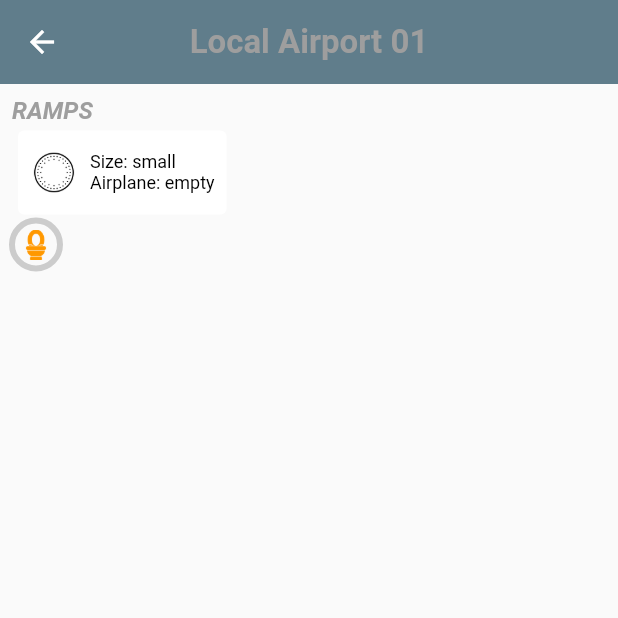
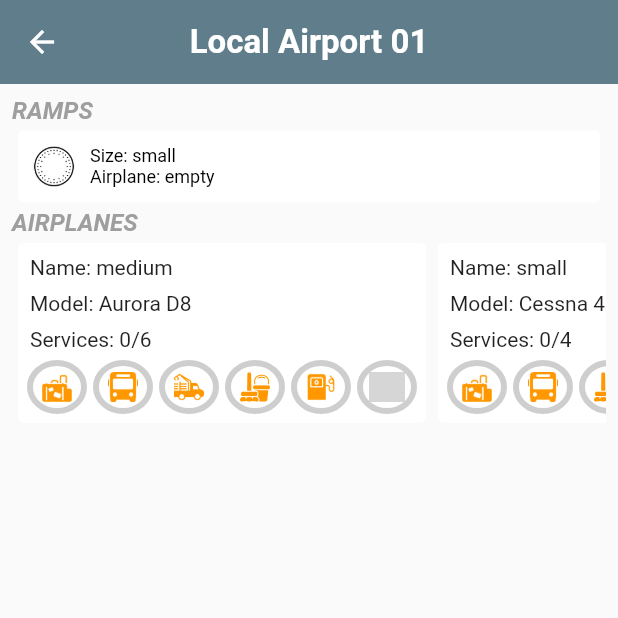
Before and after one commit to hamed-deriv/flutter_manager_oop, a Flutter app: the screen it shows after launch, after a tap on "Local Airport 01", on a phone screen of 412 x 824 dp, the top half of it. Run offline on Flutter 3.47's test engine with Material 2 defaults, Android fonts, the phone set to English and light mode, and no system bars; our stand-ins replace google_fonts; Roboto replaces fonts that are missing (Ubuntu); grey boxes are pictures that could not be loaded.

Commit message:
add airplane widgets

```diff
--- /dev/null
+++ b/lib/airport_objects/implementations/airplanes/medium/aurora_d_8.dart
@@ -0,0 +1,5 @@
+import 'package:flutter_manager_oop/airport_objects/interfaces/airplanes/medium_airplane.dart';
+
+class AuroraD8 extends MediumAirplane {
+  AuroraD8() : super('Aurora D8');
+}
--- /dev/null
+++ b/lib/airport_objects/implementations/airplanes/small/cessna_425.dart
@@ -0,0 +1,5 @@
+import 'package:flutter_manager_oop/airport_objects/interfaces/airplanes/small_airplane.dart';
+
+class Cessna425 extends SmallAirplane {
+  Cessna425() : super('Cessna 425');
+}
--- /dev/null
+++ b/lib/airport_objects/implementations/airplanes/small/cessna_430.dart
@@ -0,0 +1,5 @@
+import 'package:flutter_manager_oop/airport_objects/interfaces/airplanes/small_airplane.dart';
+
+class Cessna430 extends SmallAirplane {
+  Cessna430() : super('Cessna 430');
+}
--- /dev/null
+++ b/lib/airport_objects/implementations/airplanes/small/harbin_y_12.dart
@@ -0,0 +1,5 @@
+import 'package:flutter_manager_oop/airport_objects/interfaces/airplanes/small_airplane.dart';
+
+class HarbinY12 extends SmallAirplane {
+  HarbinY12() : super('Harbin Y-12');
+}
--- /dev/null
+++ b/lib/airport_objects/interfaces/airplanes/medium_airplane.dart
@@ -0,0 +1,25 @@
+import 'package:flutter_manager_oop/airport_objects/implementations/services/baggage_service.dart';
+import 'package:flutter_manager_oop/airport_objects/implementations/services/bus_service.dart';
+import 'package:flutter_manager_oop/airport_objects/implementations/services/catering_service.dart';
+import 'package:flutter_manager_oop/airport_objects/implementations/services/cleaning_service.dart';
+import 'package:flutter_manager_oop/airport_objects/implementations/services/fuel_service.dart';
+import 'package:flutter_manager_oop/airport_objects/implementations/services/water_service.dart';
+import 'package:flutter_manager_oop/airport_objects/interfaces/airplanes/base_airplane.dart';
+import 'package:flutter_manager_oop/airport_objects/interfaces/base_service.dart';
+import 'package:flutter_manager_oop/enums.dart';
+
+class MediumAirplane extends BaseAirplane {
+  MediumAirplane(String model)
+      : super(
+          size: Size.medium,
+          model: model,
+          requiredServices: <BaseService>[
+            BaggageService(),
+            BussService(),
+            CateringService(),
+            CleaningService(),
+            FuelService(),
+            WaterService(),
+          ],
+        );
+}
--- /dev/null
+++ b/lib/airport_objects/interfaces/airplanes/small_airplane.dart
@@ -0,0 +1,21 @@
+import 'package:flutter_manager_oop/airport_objects/implementations/services/baggage_service.dart';
+import 'package:flutter_manager_oop/airport_objects/implementations/services/bus_service.dart';
+import 'package:flutter_manager_oop/airport_objects/implementations/services/cleaning_service.dart';
+import 'package:flutter_manager_oop/airport_objects/implementations/services/fuel_service.dart';
+import 'package:flutter_manager_oop/airport_objects/interfaces/airplanes/base_airplane.dart';
+import 'package:flutter_manager_oop/airport_objects/interfaces/base_service.dart';
+import 'package:flutter_manager_oop/enums.dart';
+
+class SmallAirplane extends BaseAirplane {
+  SmallAirplane(String model)
+      : super(
+          size: Size.small,
+          model: model,
+          requiredServices: <BaseService>[
+            BaggageService(),
+            BussService(),
+            CleaningService(),
+            FuelService(),
+          ],
+        );
+}
--- a/lib/airport_objects/interfaces/base_ramp.dart
+++ b/lib/airport_objects/interfaces/base_ramp.dart
@@ -1,4 +1,4 @@
-import 'package:flutter_manager_oop/airport_objects/interfaces/base_airplane.dart';
+import 'package:flutter_manager_oop/airport_objects/interfaces/airplanes/base_airplane.dart';
 import 'package:flutter_manager_oop/enums.dart';
 
 abstract class BaseRamp {
--- a/lib/airport_objects/interfaces/base_runway.dart
+++ b/lib/airport_objects/interfaces/base_runway.dart
@@ -1,4 +1,4 @@
-import 'package:flutter_manager_oop/airport_objects/interfaces/base_airplane.dart';
+import 'package:flutter_manager_oop/airport_objects/interfaces/airplanes/base_airplane.dart';
 
 abstract class BaseRunway {
   BaseRunway({required this.tag, this.airplane});
--- a/lib/pages/airport_page.dart
+++ b/lib/pages/airport_page.dart
@@ -1,9 +1,10 @@
 import 'package:flutter/material.dart';
-
-import 'package:flutter_manager_oop/airport_objects/implementations/services/lavatory_service.dart';
+import 'package:flutter_manager_oop/airport_objects/implementations/airplanes/medium/aurora_d_8.dart';
+import 'package:flutter_manager_oop/airport_objects/implementations/airplanes/small/cessna_430.dart';
+import 'package:flutter_manager_oop/airport_objects/interfaces/airplanes/base_airplane.dart';
 import 'package:flutter_manager_oop/airport_objects/interfaces/base_airport.dart';
 import 'package:flutter_manager_oop/styles.dart';
-import 'package:flutter_manager_oop/widgets/service_item.dart';
+import 'package:flutter_manager_oop/widgets/airplane_item.dart';
 
 class AirportPage extends StatelessWidget {
   const AirportPage({required this.airport, Key? key}) : super(key: key);
@@ -11,31 +12,38 @@ class AirportPage extends StatelessWidget {
   final BaseAirport airport;
 
   @override
-  Widget build(BuildContext context) => Scaffold(
-        // backgroundColor: Colors.blueGrey,
+  Widget build(BuildContext context) {
+    final List<BaseAirplane> airplanes = <BaseAirplane>[
+      AuroraD8(),
+      Cessna430(),
+    ];
+
+    return Scaffold(
       appBar: AppBar(
         elevation: 0,
         centerTitle: true,
         title: Text(airport.name, style: pageTitleTextStyle),
       ),
-        body: Padding(
+      body: SingleChildScrollView(
+        child: Padding(
           padding: const EdgeInsets.all(8),
           child: Column(
             crossAxisAlignment: CrossAxisAlignment.start,
             children: <Widget>[
               Text('RAMPS', style: titleTextBoldStyle),
               _buildRamps(),
-              ServiceItem(service: LavatoryService()),
+              Text('AIRPLANES', style: titleTextBoldStyle),
+              _buildAirplanes(airplanes),
             ],
           ),
         ),
+      ),
     );
+  }
 
-  Widget _buildRamps() => SizedBox(
-        height: 64,
-        child: ListView.builder(
+  Widget _buildRamps() => ListView.builder(
+        shrinkWrap: true,
         itemCount: airport.ramps.length,
-          scrollDirection: Axis.horizontal,
         itemBuilder: (BuildContext context, int index) => Card(
           elevation: 0,
           child: Padding(
@@ -44,8 +52,11 @@ class AirportPage extends StatelessWidget {
               children: <Widget>[
                 Padding(
                   padding: const EdgeInsets.only(right: 8),
-                    child: Image.asset('assets/ic_ramp.png',
-                        width: 32, height: 32),
+                  child: Image.asset(
+                    'assets/ic_ramp.png',
+                    width: 32,
+                    height: 32,
+                  ),
                 ),
                 Column(
                   mainAxisAlignment: MainAxisAlignment.center,
@@ -65,6 +76,16 @@ class AirportPage extends StatelessWidget {
             ),
           ),
         ),
+      );
+
+  Widget _buildAirplanes(List<BaseAirplane> airplanes) => SizedBox(
+        height: 128,
+        child: ListView.builder(
+          shrinkWrap: true,
+          scrollDirection: Axis.horizontal,
+          itemCount: airplanes.length,
+          itemBuilder: (BuildContext context, int index) =>
+              AirplaneItem(airplane: airplanes[index]),
         ),
       );
 }
--- a/lib/styles.dart
+++ b/lib/styles.dart
@@ -2,7 +2,7 @@ import 'package:flutter/material.dart';
 import 'package:google_fonts/google_fonts.dart';
 
 final TextStyle pageTitleTextStyle = GoogleFonts.ubuntu(
-  color: Colors.grey,
+  color: Colors.white,
   fontSize: 22,
   fontWeight: FontWeight.bold,
 );
--- /dev/null
+++ b/lib/widgets/airplane_item.dart
@@ -0,0 +1,55 @@
+import 'package:flutter/material.dart';
+
+import 'package:flutter_manager_oop/airport_objects/interfaces/airplanes/base_airplane.dart';
+import 'package:flutter_manager_oop/widgets/service_item.dart';
+
+class AirplaneItem extends StatefulWidget {
+  const AirplaneItem({required this.airplane, Key? key}) : super(key: key);
+
+  final BaseAirplane airplane;
+
+  @override
+  State<AirplaneItem> createState() => _AirplaneItemState();
+}
+
+class _AirplaneItemState extends State<AirplaneItem> {
+  int finishedServices = 0;
+
+  @override
+  Widget build(BuildContext context) => Container(
+        height: 132,
+        child: Card(
+          elevation: 0,
+          child: Padding(
+            padding: const EdgeInsets.all(8),
+            child: Column(
+              crossAxisAlignment: CrossAxisAlignment.start,
+              children: <Widget>[
+                Text('Name: ${widget.airplane.size.name}'),
+                const SizedBox(height: 8),
+                Text('Model: ${widget.airplane.model}'),
+                const SizedBox(height: 8),
+                Text(
+                  'Services: $finishedServices/${widget.airplane.requiredServices.length}',
+                ),
+                const SizedBox(height: 8),
+                Expanded(
+                  child: ListView.separated(
+                    shrinkWrap: true,
+                    scrollDirection: Axis.horizontal,
+                    itemCount: widget.airplane.requiredServices.length,
+                    separatorBuilder: (BuildContext context, int index) =>
+                        const SizedBox(width: 8),
+                    itemBuilder: (BuildContext context, int index) =>
+                        ServiceItem(
+                      service: widget.airplane.requiredServices[index],
+                      onFinished: () => setState(() => finishedServices++),
+                    ),
+                  ),
+                ),
+              ],
+            ),
+          ),
+        ),
+      );
+}
--- a/lib/widgets/service_item.dart
+++ b/lib/widgets/service_item.dart
@@ -5,9 +5,11 @@ import 'package:flutter/material.dart';
 import 'package:flutter_manager_oop/airport_objects/interfaces/base_service.dart';
 
 class ServiceItem extends StatefulWidget {
-  const ServiceItem({required this.service, Key? key}) : super(key: key);
+  const ServiceItem({required this.service, this.onFinished, Key? key})
+      : super(key: key);
 
   final BaseService service;
+  final VoidCallback? onFinished;
 
   @override
   State<ServiceItem> createState() => _ServiceItemState();
@@ -17,10 +19,7 @@ class _ServiceItemState extends State<ServiceItem> {
   int currentValue = 0;
 
   @override
-  Widget build(BuildContext context) => Container(
-        width: 32,
-        height: 32,
-        child: InkWell(
+  Widget build(BuildContext context) => InkWell(
         borderRadius: BorderRadius.circular(16),
         child: Stack(
           children: <Widget>[
@@ -51,10 +50,11 @@ class _ServiceItemState extends State<ServiceItem> {
                     setState(() => currentValue++);
 
                     if (currentValue == widget.service.duration) {
+                      widget.onFinished?.call();
+
                       timer.cancel();
                     }
                   },
                 ),
-        ),
       );
 }
```
Also changed, not shown: lib/airport_objects/interfaces/airplanes/base_airplane.dart (renamed from lib/airport_objects/interfaces/base_airplane.dart). Lines whose indentation alone changed are shown as unchanged.
